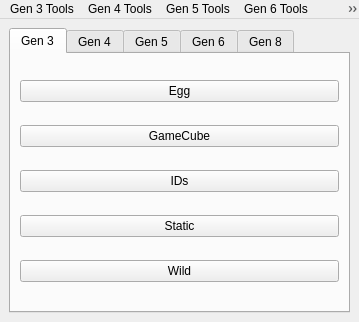
Old version of the form Form/MainWindow.ui in the repository Xenon-Hacks/PokeFinder-GPU.
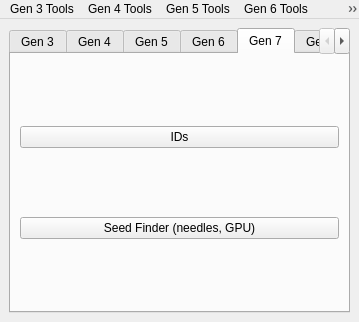
New version of the form. The open tabs and pages were chosen to show the change. Icons and pictures are not drawn.

Commit message: Gen 7: profiles, needle seed finder (GPU), trainer IDs

What changed in the file:
```diff
--- a/Form/MainWindow.ui
+++ b/Form/MainWindow.ui
@@ -221,6 +221,27 @@
         </item>
        </layout>
       </widget>
+      <widget class="QWidget" name="tabGen7">
+       <attribute name="title">
+        <string>Gen 7</string>
+       </attribute>
+       <layout class="QGridLayout" name="gridLayout_7">
+        <item row="0" column="0">
+         <widget class="QPushButton" name="pushButtonIDs7">
+          <property name="text">
+           <string>IDs</string>
+          </property>
+         </widget>
+        </item>
+        <item row="1" column="0">
+         <widget class="QPushButton" name="pushButtonSeedFinder7">
+          <property name="text">
+           <string>Seed Finder (needles, GPU)</string>
+          </property>
+         </widget>
+        </item>
+       </layout>
+      </widget>
       <widget class="QWidget" name="tabGen8">
        <attribute name="title">
         <string>Gen 8</string>
```
Left out of the diff: 12 changed lines with no effect on the pictures. The commit also changes 35 other files.
